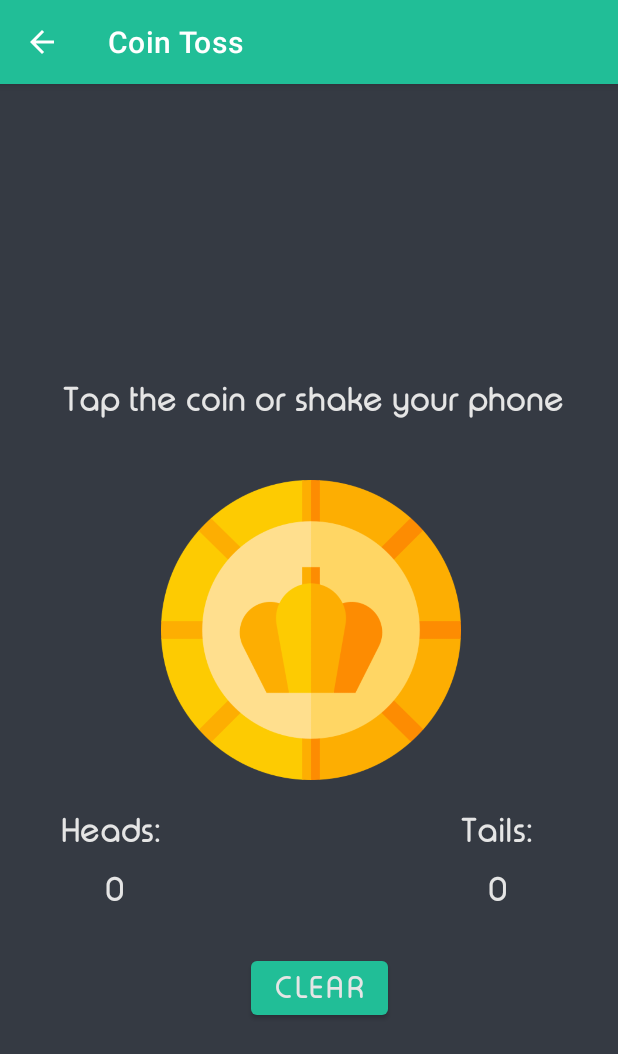
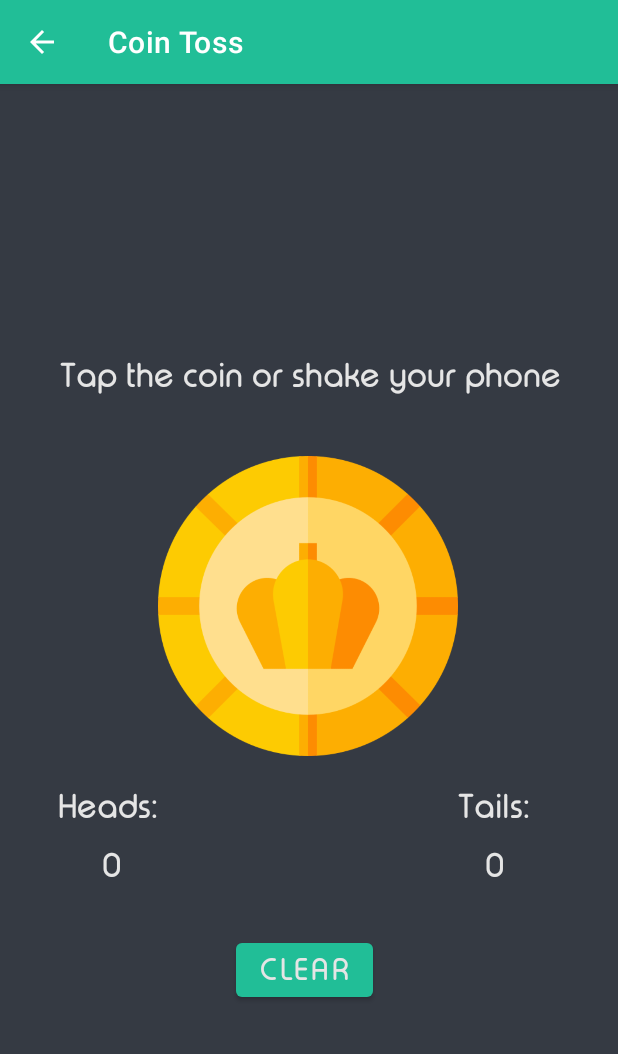
Before and after one commit to michal1702/RNG_AndroidApp, an Android app: the CoinTossActivity screen opened directly, with no data from a screen before it, on a phone screen of 412 x 824 dp. Shown: the top 1054 px of the screen. Run offline under Robolectric (Android 15) with nearby library versions, the phone set to English and light mode, and no system bars.

Commit message:
corrected coin toss layout

```diff
--- a/app/src/main/res/layout/activity_coin_toss.xml
+++ b/app/src/main/res/layout/activity_coin_toss.xml
@@ -12,13 +12,13 @@
         android:id="@+id/coinImage"
         android:layout_width="200dp"
         android:layout_height="200dp"
-        android:layout_marginBottom="304dp"
+        android:layout_marginBottom="320dp"
         android:clickable="true"
         android:focusable="true"
         android:src="@drawable/heads"
         app:layout_constraintBottom_toBottomOf="parent"
         app:layout_constraintEnd_toEndOf="parent"
-        app:layout_constraintHorizontal_bias="0.507"
+        app:layout_constraintHorizontal_bias="0.497"
         app:layout_constraintStart_toStartOf="parent" />
 
     <TextView
@@ -82,12 +82,12 @@
         android:id="@+id/clearCoinTossCount"
         android:layout_width="wrap_content"
         android:layout_height="wrap_content"
-        android:layout_marginTop="28dp"
+        android:layout_marginTop="32dp"
+        android:fontFamily="@font/round_regular"
         android:text="@string/clear"
         android:textSize="20sp"
-        android:fontFamily="@font/round_regular"
         app:layout_constraintEnd_toEndOf="@+id/coinImage"
-        app:layout_constraintHorizontal_bias="0.553"
+        app:layout_constraintHorizontal_bias="0.481"
         app:layout_constraintStart_toStartOf="@+id/coinImage"
         app:layout_constraintTop_toBottomOf="@+id/tailsCountTextView" />
 
```
